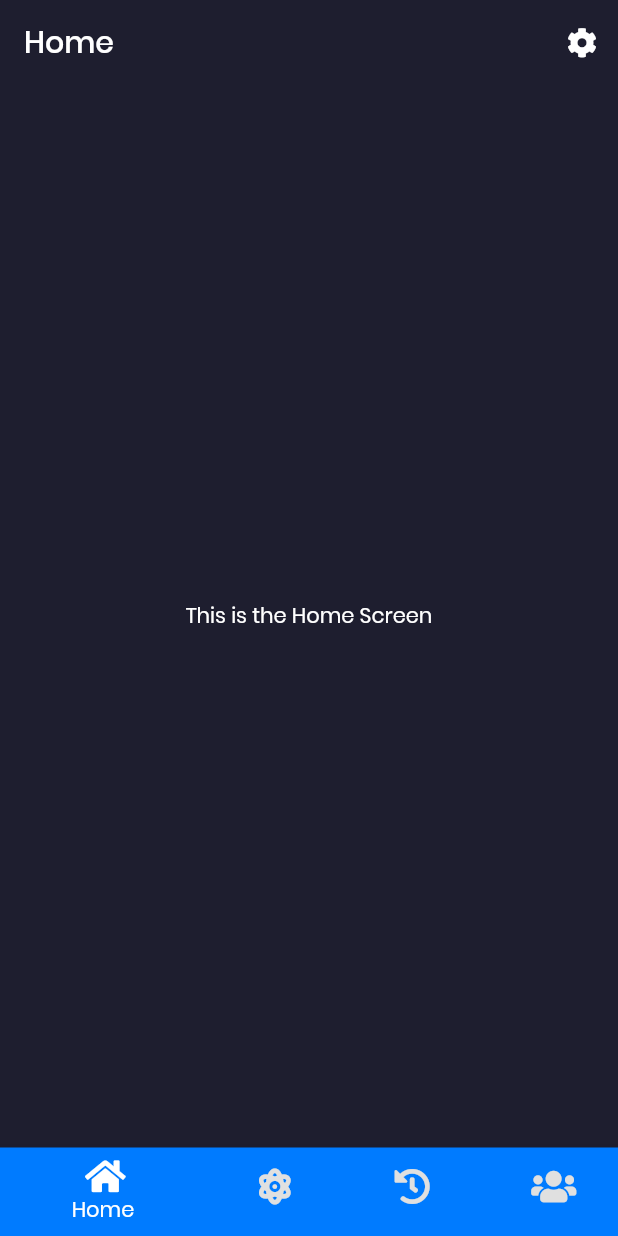
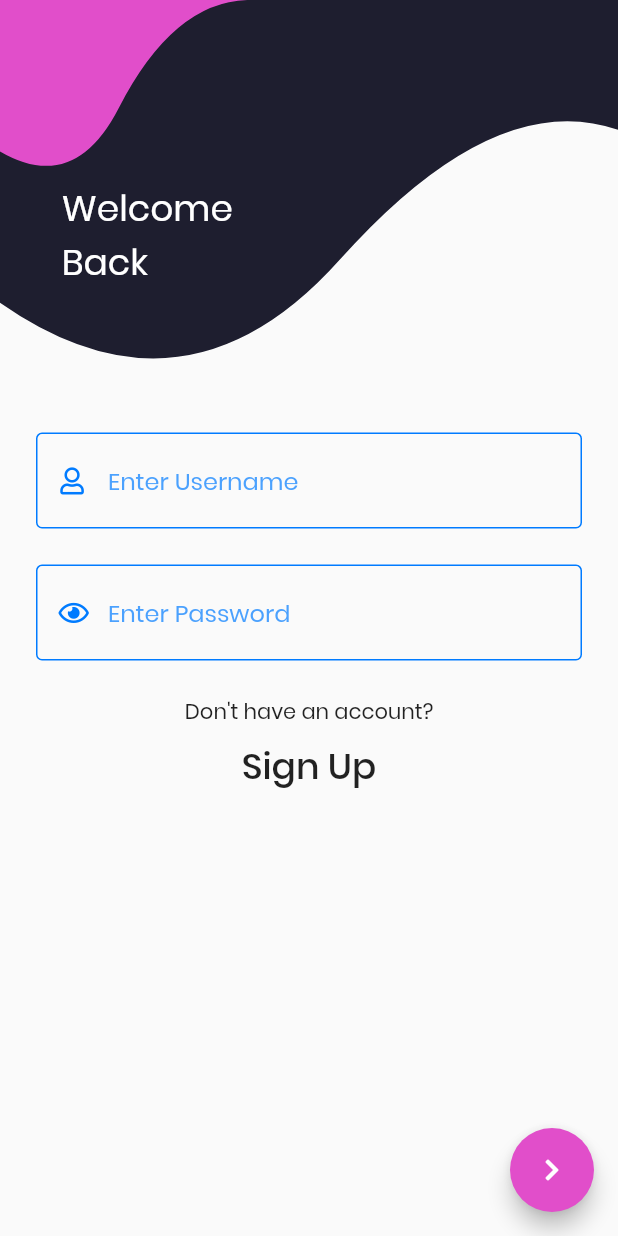
Before and after one commit to richa7maurya/deepfake_app, a Flutter app: the screen it shows after launch, on a phone screen of 412 x 824 dp. Run offline on Flutter 3.47's test engine with Material 2 defaults, Android fonts, the phone set to English and light mode, and no system bars; our stand-ins replace font_awesome_flutter.

Commit message:
Created Login and Signup with Custom ClipPath and animation

```diff
--- a/lib/components/app_bar.dart
+++ b/lib/components/app_bar.dart
@@ -16,6 +16,8 @@ class DeepfakeAppBar extends StatefulWidget implements PreferredSizeWidget {
   @override
   Size get preferredSize => Size.fromHeight(56);
 }
+
+bool isDark = true;
 
 class _DeepfakeAppBarState extends State<DeepfakeAppBar> {
   final options = [
@@ -47,10 +49,16 @@ class _DeepfakeAppBarState extends State<DeepfakeAppBar> {
         PopupMenuButton<dynamic>(
           tooltip: 'Settings',
           color: Colors.black,
+          onSelected: (value) {
+            if (value.runtimeType.toString() == 'ThemeChanger') {
+              setState(() {
+                isDark = !isDark;
+              });
+            }
+          },
           itemBuilder: (context) {
             return options.map((choice) {
               return PopupMenuItem(
-                enabled: false,
                 value: choice,
                 child: choice,
               );
@@ -76,12 +84,9 @@ class ThemeChanger extends StatefulWidget {
 }
 
 class _ThemeChangerState extends State<ThemeChanger> {
-  bool isDark = true;
   @override
   Widget build(BuildContext context) {
-    return GestureDetector(
-      onTap: handleSelection,
-      child: Row(
+    return Row(
       mainAxisAlignment: MainAxisAlignment.spaceBetween,
       children: [
         Text(
@@ -92,14 +97,6 @@ class _ThemeChangerState extends State<ThemeChanger> {
           isDark ? FontAwesomeIcons.moon : FontAwesomeIcons.sun,
         )
       ],
-      ),
     );
   }
-
-  void handleSelection() {
-    print("Theme Change");
-    setState(() {
-      isDark = !isDark;
-    });
 }
-}
--- /dev/null
+++ b/lib/components/wave_pattern.dart
@@ -0,0 +1,190 @@
+import 'dart:async';
+
+import 'package:deepfake_app/colors.dart';
+import 'package:flutter/material.dart';
+
+class Box extends StatelessWidget {
+  final width, height, text;
+  final color, opacity;
+
+  const Box(
+      {Key key, this.width, this.height, this.color, this.opacity, this.text})
+      : super(key: key);
+
+  @override
+  Widget build(BuildContext context) {
+    return DecoratedBox(
+      decoration: BoxDecoration(color: this.color.withOpacity(this.opacity)),
+      child: SizedBox(
+        child: Padding(
+          padding: EdgeInsets.only(
+            left: this.width * 0.1,
+            top: this.height * 0.42,
+          ),
+          child: Text(
+            this.text,
+            style: TextStyle(
+              fontSize: 24,
+              color: Colors.white,
+            ),
+          ),
+        ),
+        width: this.width,
+        height: this.height,
+      ),
+    );
+  }
+}
+
+class WavePattern extends StatefulWidget {
+  const WavePattern({
+    Key key,
+    this.text,
+    this.heightRatio,
+  }) : super(key: key);
+
+  final text, heightRatio;
+
+  @override
+  _WavePatternState createState() => _WavePatternState();
+}
+
+class _WavePatternState extends State<WavePattern>
+    with TickerProviderStateMixin {
+  AnimationController _backController;
+  AnimationController _frontController;
+  Animation<double> backAnimation;
+  Animation<double> frontAnimation;
+
+  @override
+  void initState() {
+    super.initState();
+    _backController = AnimationController(
+      vsync: this,
+      duration: Duration(milliseconds: 800),
+      lowerBound: 0,
+      upperBound: 1,
+    );
+
+    _frontController = AnimationController(
+      vsync: this,
+      duration: Duration(milliseconds: 400),
+      lowerBound: 0,
+      upperBound: 1,
+    );
+
+    backAnimation = _backController.drive(
+      CurveTween(
+        curve: Curves.easeOut,
+      ),
+    );
+
+    frontAnimation = _frontController.drive(
+      CurveTween(
+        curve: Curves.easeOut,
+      ),
+    );
+
+    _backController.addListener(() {
+      setState(() {});
+    });
+
+    _frontController.addListener(() {
+      setState(() {});
+    });
+
+    _frontController.forward();
+
+    Future.delayed(Duration(milliseconds: 500), () {
+      _backController.forward();
+    });
+  }
+
+  @override
+  void dispose() {
+    _frontController.dispose();
+    _backController.dispose();
+    super.dispose();
+  }
+
+  @override
+  Widget build(BuildContext context) {
+    return Stack(
+      children: [
+        ClipPath(
+          child: Box(
+            text: this.widget.text,
+            opacity: backAnimation.value,
+            color: DeepfakeColors.background,
+            width: MediaQuery.of(context).size.width,
+            height:
+                (MediaQuery.of(context).size.height * this.widget.heightRatio) *
+                    backAnimation.value,
+          ),
+          clipper: BackClipper(),
+        ),
+        ClipPath(
+          child: Box(
+            text: "",
+            opacity: frontAnimation.value,
+            color: DeepfakeColors.primary,
+            width: MediaQuery.of(context).size.width / 2.5,
+            height: (MediaQuery.of(context).size.height *
+                    this.widget.heightRatio *
+                    0.5) *
+                frontAnimation.value,
+          ),
+          clipper: FrontClipper(),
+        )
+      ],
+    );
+  }
+}
+
+class FrontClipper extends CustomClipper<Path> {
+  @override
+  Path getClip(Size size) {
+    var path = Path();
+    path.lineTo(0, size.height * .7);
+    path.quadraticBezierTo(
+      size.width * 0.3,
+      size.height * 0.9,
+      size.width * 0.48,
+      size.height * 0.5,
+    );
+    path.quadraticBezierTo(
+      size.width * 0.7,
+      size.height * 0.01,
+      size.width,
+      0,
+    );
+    path.lineTo(size.width, 0);
+    path.close();
+
+    return path;
+  }
+
+  @override
+  bool shouldReclip(CustomClipper<Path> oldClipper) => true;
+}
+
+class BackClipper extends CustomClipper<Path> {
+  @override
+  Path getClip(Size size) {
+    var path = Path();
+    path.lineTo(0, size.height * .7);
+    path.quadraticBezierTo(
+        size.width * 0.3, size.height, size.width * 0.55, size.height * 0.6);
+    path.quadraticBezierTo(
+        size.width * 0.8, size.height * 0.2, size.width, size.height * 0.3);
+    path.lineTo(size.width, 0);
+    path.close();
+
+    return path;
+  }
+
+  @override
+  bool shouldReclip(CustomClipper<Path> oldClipper) {
+    return true;
+  }
+}
--- /dev/null
+++ b/lib/globals.dart
@@ -0,0 +1,3 @@
+// * Put any keys or global variables here to access anywhere
+bool loggedIn = false;
+bool signedUp = false;
--- a/lib/main.dart
+++ b/lib/main.dart
@@ -1,4 +1,4 @@
-import 'package:deepfake_app/screens/root.dart';
+import 'package:deepfake_app/root.dart';
 import 'package:flutter/material.dart';
 
 void main() => runApp(DeepfakeApp());
@@ -13,7 +13,9 @@ class DeepfakeApp extends StatelessWidget {
       },
       initialRoute: '/',
       debugShowCheckedModeBanner: false,
-      theme: ThemeData(fontFamily: 'Poppins'),
+      theme: ThemeData(
+        fontFamily: 'Poppins',
+      ),
     );
   }
 }
--- /dev/null
+++ b/lib/root.dart
@@ -0,0 +1,83 @@
+import 'package:deepfake_app/components/app_bar.dart';
+import 'package:deepfake_app/globals.dart';
+import 'package:deepfake_app/screens/about_screen.dart';
+import 'package:deepfake_app/screens/classify_screen.dart';
+import 'package:deepfake_app/screens/history_screen.dart';
+import 'package:deepfake_app/screens/login_screen.dart';
+import 'package:flutter/material.dart';
+import 'package:font_awesome_flutter/font_awesome_flutter.dart';
+
+import 'colors.dart';
+import 'screens/home_screen.dart';
+
+class Root extends StatefulWidget {
+  @override
+  _RootState createState() => _RootState();
+}
+
+class _RootState extends State<Root> {
+  final titles = ["Home", "Classify", "History", "About Us"];
+  int _currentIndex = 0;
+  final screens = [
+    HomeScreen(),
+    ClassifyScreen(),
+    HistoryScreen(),
+    AboutScreen()
+  ];
+  @override
+  Widget build(BuildContext context) {
+    return SafeArea(
+      child: !loggedIn
+          ? LoginScreen()
+          : Scaffold(
+              body: screens[_currentIndex],
+              backgroundColor: DeepfakeColors.background,
+              appBar: DeepfakeAppBar(
+                title: titles[_currentIndex],
+              ),
+              bottomNavigationBar: BottomNavigationBar(
+                selectedItemColor: Colors.white,
+                unselectedItemColor: Colors.grey[300],
+                currentIndex: _currentIndex,
+                items: [
+                  BottomNavigationBarItem(
+                    backgroundColor: DeepfakeColors.secondary,
+                    title: Text(
+                      'Home',
+                    ),
+                    icon: Icon(
+                      FontAwesomeIcons.home,
+                    ),
+                  ),
+                  BottomNavigationBarItem(
+                    backgroundColor: DeepfakeColors.secondary,
+                    title: Text('Classify'),
+                    icon: Icon(
+                      FontAwesomeIcons.atom,
+                    ),
+                  ),
+                  BottomNavigationBarItem(
+                    backgroundColor: DeepfakeColors.secondary,
+                    title: Text('History'),
+                    icon: Icon(
+                      FontAwesomeIcons.history,
+                    ),
+                  ),
+                  BottomNavigationBarItem(
+                    backgroundColor: DeepfakeColors.secondary,
+                    title: Text('About Us'),
+                    icon: Icon(
+                      FontAwesomeIcons.users,
+                    ),
+                  ),
+                ],
+                onTap: (index) {
+                  setState(() {
+                    _currentIndex = index;
+                  });
+                },
+              ),
+            ),
+    );
+  }
+}
--- /dev/null
+++ b/lib/screens/login_screen.dart
@@ -0,0 +1,208 @@
+import 'package:deepfake_app/colors.dart';
+import 'package:deepfake_app/components/wave_pattern.dart';
+import 'package:flutter/material.dart';
+import 'package:font_awesome_flutter/font_awesome_flutter.dart';
+
+class LoginScreen extends StatefulWidget {
+  @override
+  _LoginScreenState createState() => _LoginScreenState();
+}
+
+class _LoginScreenState extends State<LoginScreen> {
+  final _formKey = GlobalKey<FormState>();
+  bool isLogin = true;
+  TextEditingController fullName, username, email, password;
+  @override
+  void initState() {
+    fullName = TextEditingController();
+    username = TextEditingController();
+    email = TextEditingController();
+    password = TextEditingController();
+
+    super.initState();
+  }
+
+  @override
+  void dispose() {
+    password.dispose();
+    email.dispose();
+    username.dispose();
+    fullName.dispose();
+
+    super.dispose();
+  }
+
+  @override
+  Widget build(BuildContext context) {
+    return Scaffold(
+      floatingActionButton: FloatingActionButton(
+        backgroundColor: DeepfakeColors.primary,
+        onPressed: () {
+          if (_formKey.currentState.validate()) {
+            print('All good');
+            print({
+              "full_name": fullName.text,
+              "email": email.text,
+              "username": username.text,
+              "password": password.text,
+            });
+          }
+        },
+        child: Icon(
+          FontAwesomeIcons.chevronRight,
+          size: 16,
+        ),
+      ),
+      body: SingleChildScrollView(
+        child: Column(
+          children: [
+            WavePattern(
+              text: isLogin ? 'Welcome\nBack' : 'Create an\nAccount',
+              heightRatio: 0.35,
+            ),
+            Form(
+              key: _formKey,
+              child: Column(
+                children: [
+                  if (!isLogin)
+                    OutlinedTextFormField(
+                      controller: email,
+                      hintText: 'Enter Email',
+                      prefixIcon: FontAwesomeIcons.envelope,
+                      validationMessage: 'Please enter your email',
+                      isPassword: false,
+                    ),
+                  if (!isLogin)
+                    OutlinedTextFormField(
+                      controller: fullName,
+                      hintText: 'Enter Full Name',
+                      prefixIcon: FontAwesomeIcons.pencilAlt,
+                      validationMessage: 'Please enter your full name',
+                      isPassword: false,
+                    ),
+                  OutlinedTextFormField(
+                    controller: username,
+                    prefixIcon: FontAwesomeIcons.user,
+                    hintText: 'Enter Username',
+                    validationMessage: 'Please enter your username',
+                    isPassword: false,
+                  ),
+                  OutlinedTextFormField(
+                    controller: password,
+                    hintText: 'Enter Password',
+                    prefixIcon: FontAwesomeIcons.eye,
+                    validationMessage: 'Please enter your password',
+                    isPassword: true,
+                  ),
+                ],
+              ),
+            ),
+            Text(
+              isLogin ? "Don't have an account?" : "Already have an account?",
+            ),
+            FlatButton(
+              child: Padding(
+                padding: const EdgeInsets.all(8.0),
+                child: Text(
+                  isLogin ? 'Sign Up' : 'Login',
+                  style: TextStyle(
+                    fontSize: 24,
+                  ),
+                ),
+              ),
+              onPressed: () {
+                setState(() {
+                  isLogin = !isLogin;
+                  _formKey.currentState.reset();
+                });
+              },
+            ),
+            SizedBox(
+              height: 20,
+            )
+          ],
+        ),
+      ),
+    );
+  }
+}
+
+class OutlinedTextFormField extends StatefulWidget {
+  const OutlinedTextFormField({
+    Key key,
+    this.prefixIcon,
+    this.suffixIcon,
+    this.hintText,
+    this.validationMessage,
+    this.isPassword,
+    this.controller,
+  }) : super(key: key);
+
+  final prefixIcon,
+      suffixIcon,
+      hintText,
+      validationMessage,
+      isPassword,
+      controller;
+
+  @override
+  _OutlinedTextFormFieldState createState() => _OutlinedTextFormFieldState();
+}
+
+class _OutlinedTextFormFieldState extends State<OutlinedTextFormField> {
+  bool obscureText = true;
+  @override
+  Widget build(BuildContext context) {
+    return Padding(
+      padding: const EdgeInsets.only(
+        left: 24.0,
+        right: 24.0,
+        bottom: 24.0,
+      ),
+      child: TextFormField(
+        controller: this.widget.controller,
+        obscureText: obscureText && this.widget.isPassword,
+        decoration: InputDecoration(
+          fillColor: Colors.white,
+          prefixIcon: this.widget.prefixIcon != null
+              ? IconButton(
+                  onPressed: () {
+                    setState(() {
+                      obscureText = !obscureText;
+                    });
+                  },
+                  icon: Icon(
+                    this.widget.prefixIcon,
+                    size: 18,
+                  ),
+                  color: DeepfakeColors.secondary,
+                )
+              : null,
+          hintStyle: TextStyle(
+            color: DeepfakeColors.secondary.withOpacity(0.7),
+          ),
+          hintText: this.widget.hintText,
+          focusColor: DeepfakeColors.secondary,
+          border: OutlineInputBorder(
+            borderSide: BorderSide(color: DeepfakeColors.secondary, width: 1.0),
+          ),
+          enabledBorder: OutlineInputBorder(
+            borderSide: BorderSide(color: DeepfakeColors.secondary, width: 1.0),
+          ),
+          focusedBorder: OutlineInputBorder(
+            borderSide: BorderSide(color: DeepfakeColors.secondary, width: 2.0),
+          ),
+          errorBorder: OutlineInputBorder(
+            borderSide: BorderSide(color: DeepfakeColors.danger, width: 2.0),
+          ),
+        ),
+        validator: (value) {
+          if (value.isEmpty) {
+            return this.widget.validationMessage;
+          }
+          return null;
+        },
+      ),
+    );
+  }
+}
--- a/lib/screens/root.dart
+++ /dev/null
@@ -1,79 +0,0 @@
-import 'package:deepfake_app/components/app_bar.dart';
-import 'package:deepfake_app/screens/about_screen.dart';
-import 'package:deepfake_app/screens/classify_screen.dart';
-import 'package:deepfake_app/screens/history_screen.dart';
-import 'package:flutter/material.dart';
-import 'package:font_awesome_flutter/font_awesome_flutter.dart';
-
-import '../colors.dart';
-import 'home_screen.dart';
-
-class Root extends StatefulWidget {
-  @override
-  _RootState createState() => _RootState();
-}
-
-class _RootState extends State<Root> {
-  final titles = ["Home", "Classify", "History", "About Us"];
-  int _currentIndex = 0;
-  final screens = [
-    HomeScreen(),
-    ClassifyScreen(),
-    HistoryScreen(),
-    AboutScreen()
-  ];
-  @override
-  Widget build(BuildContext context) {
-    return SafeArea(
-      child: Scaffold(
-        body: screens[_currentIndex],
-        backgroundColor: DeepfakeColors.background,
-        appBar: DeepfakeAppBar(
-          title: titles[_currentIndex],
-        ),
-        bottomNavigationBar: BottomNavigationBar(
-          selectedItemColor: Colors.white,
-          unselectedItemColor: Colors.grey[300],
-          currentIndex: _currentIndex,
-          items: [
-            BottomNavigationBarItem(
-              backgroundColor: DeepfakeColors.secondary,
-              title: Text(
-                'Home',
-              ),
-              icon: Icon(
-                FontAwesomeIcons.home,
-              ),
-            ),
-            BottomNavigationBarItem(
-              backgroundColor: DeepfakeColors.secondary,
-              title: Text('Classify'),
-              icon: Icon(
-                FontAwesomeIcons.atom,
-              ),
-            ),
-            BottomNavigationBarItem(
-              backgroundColor: DeepfakeColors.secondary,
-              title: Text('History'),
-              icon: Icon(
-                FontAwesomeIcons.history,
-              ),
-            ),
-            BottomNavigationBarItem(
-              backgroundColor: DeepfakeColors.secondary,
-              title: Text('About Us'),
-              icon: Icon(
-                FontAwesomeIcons.users,
-              ),
-            ),
-          ],
-          onTap: (index) {
-            setState(() {
-              _currentIndex = index;
-            });
-          },
-        ),
-      ),
-    );
-  }
-}
```
Also changed, not shown: 6 other files. Lines whose indentation alone changed are shown as unchanged.
